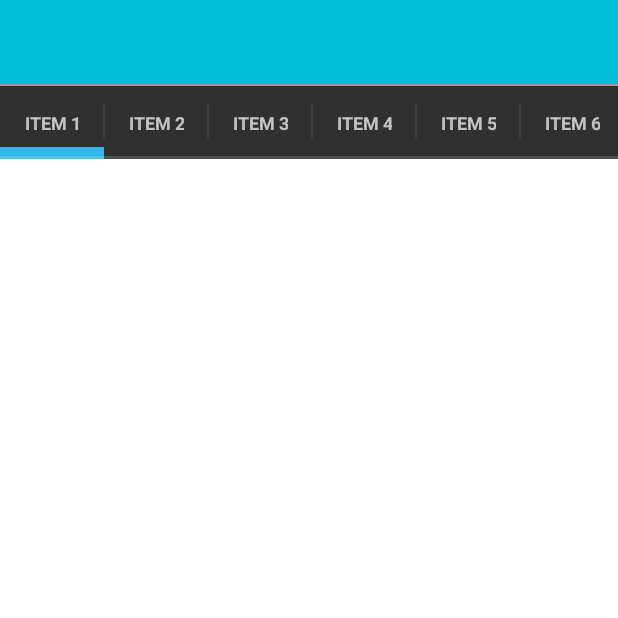
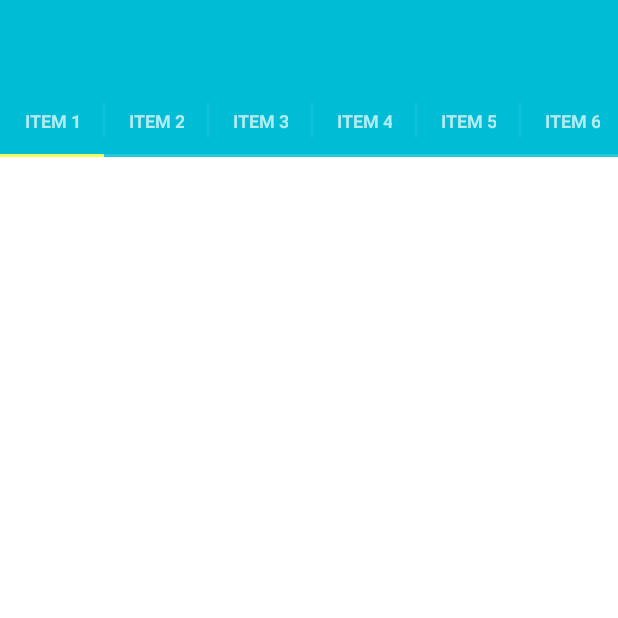
Before and after one commit to saulmm/Android-Material-Examples, an Android app: the screen it shows after launch (MainActivity), on a phone screen of 412 x 824 dp, the top half of it. Run offline under Robolectric (Android 15) with nearby library versions, the phone set to English and light mode, and no system bars.

Commit message:
Added some adjustments to fit material design

```diff
--- a/app/src/main/java/com/saulmm/material/slidingtabs/views/SlidingTabStrip.java
+++ b/app/src/main/java/com/saulmm/material/slidingtabs/views/SlidingTabStrip.java
@@ -30,7 +30,7 @@ class SlidingTabStrip extends LinearLayout {
 
     private static final int DEFAULT_BOTTOM_BORDER_THICKNESS_DIPS = 2;
     private static final byte DEFAULT_BOTTOM_BORDER_COLOR_ALPHA = 0x26;
-    private static final int SELECTED_INDICATOR_THICKNESS_DIPS = 8;
+    private static final int SELECTED_INDICATOR_THICKNESS_DIPS = 2;
     private static final int DEFAULT_SELECTED_INDICATOR_COLOR = 0xFF33B5E5;
 
     private static final int DEFAULT_DIVIDER_THICKNESS_DIPS = 1;
@@ -68,11 +68,19 @@ class SlidingTabStrip extends LinearLayout {
         context.getTheme().resolveAttribute(R.attr.colorForeground, outValue, true);
         final int themeForegroundColor =  outValue.data;
 
+        TypedValue backgroundValue = new TypedValue();
+        context.getTheme().resolveAttribute(R.attr.colorPrimary, outValue, true);
+        final int themeBackground =  outValue.data;
+
+        TypedValue accentValue = new TypedValue();
+        context.getTheme().resolveAttribute(R.attr.colorAccent, outValue, true);
+        final int accentColor =  outValue.data;
+
         mDefaultBottomBorderColor = setColorAlpha(themeForegroundColor,
                 DEFAULT_BOTTOM_BORDER_COLOR_ALPHA);
 
         mDefaultTabColorizer = new SimpleTabColorizer();
-        mDefaultTabColorizer.setIndicatorColors(DEFAULT_SELECTED_INDICATOR_COLOR);
+        mDefaultTabColorizer.setIndicatorColors(accentColor);
         mDefaultTabColorizer.setDividerColors(setColorAlpha(themeForegroundColor,
                 DEFAULT_DIVIDER_COLOR_ALPHA));
 
@@ -85,7 +93,9 @@ class SlidingTabStrip extends LinearLayout {
 
         mDividerHeight = DEFAULT_DIVIDER_HEIGHT;
         mDividerPaint = new Paint();
-        mDividerPaint.setStrokeWidth((int) (DEFAULT_DIVIDER_THICKNESS_DIPS * density));
+        mDividerPaint.setStrokeWidth((int) (0));
+
+        setBackgroundColor(themeBackground);
     }
 
     void setCustomTabColorizer(SlidingTabLayout.TabColorizer customTabColorizer) {
--- a/app/src/main/res/layout/activity_main.xml
+++ b/app/src/main/res/layout/activity_main.xml
@@ -1,29 +1,9 @@
-<!--
-  Copyright 2013 The Android Open Source Project
-
-  Licensed under the Apache License, Version 2.0 (the "License");
-  you may not use this file except in compliance with the License.
-  You may obtain a copy of the License at
-
-      http://www.apache.org/licenses/LICENSE-2.0
-
-  Unless required by applicable law or agreed to in writing, software
-  distributed under the License is distributed on an "AS IS" BASIS,
-  WITHOUT WARRANTIES OR CONDITIONS OF ANY KIND, either express or implied.
-  See the License for the specific language governing permissions and
-  limitations under the License.
-  -->
 <LinearLayout
       xmlns:android="http://schemas.android.com/apk/res/android"
       android:orientation="vertical"
       android:layout_width="match_parent"
       android:layout_height="match_parent"
       android:id="@+id/sample_main_layout">
-
-    <View
-          android:layout_width="match_parent"
-          android:layout_height="1dp"
-          android:background="@android:color/darker_gray" />
 
     <FrameLayout
           android:id="@+id/sample_content_fragment"
--- a/app/src/main/res/layout/fragment_sample.xml
+++ b/app/src/main/res/layout/fragment_sample.xml
@@ -3,6 +3,13 @@
       android:layout_width="match_parent"
       android:layout_height="match_parent"
       android:orientation="vertical">
+
+    <android.support.v7.widget.Toolbar
+        android:id="@+id/toolbar"
+        android:layout_height="wrap_content"
+        android:layout_width="match_parent"
+        android:background="?android:colorPrimary"
+        android:minHeight="?attr/actionBarSize"/>
 
     <com.saulmm.material.slidingtabs.views.SlidingTabLayout
           android:id="@+id/sliding_tabs"
--- a/app/src/main/res/values-v21/styles.xml
+++ b/app/src/main/res/values-v21/styles.xml
@@ -1,7 +1,7 @@
 <?xml version="1.0" encoding="utf-8"?>
 <resources>
 
-    <style name="AppTheme" parent="android:Theme.Material">
+    <style name="AppTheme" parent="Theme.AppCompat">
 
         <item name="android:colorPrimary">@color/theme_default_primary</item>
         <item name="android:colorPrimaryDark">@color/theme_default_primary_dark</item>
```
